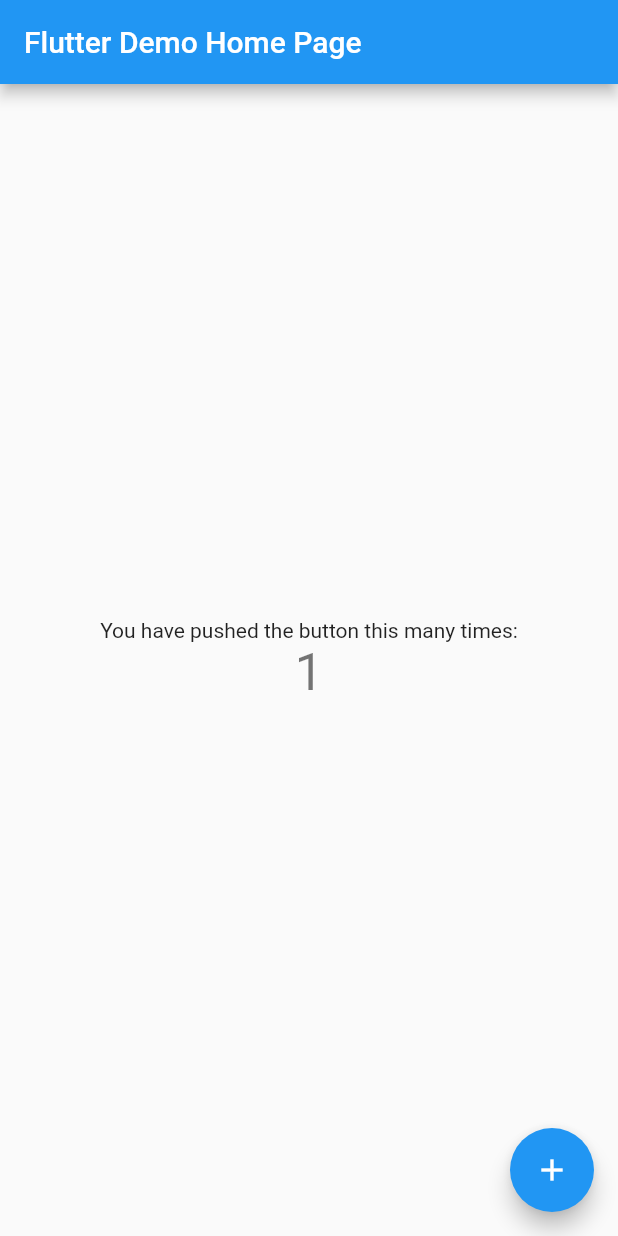
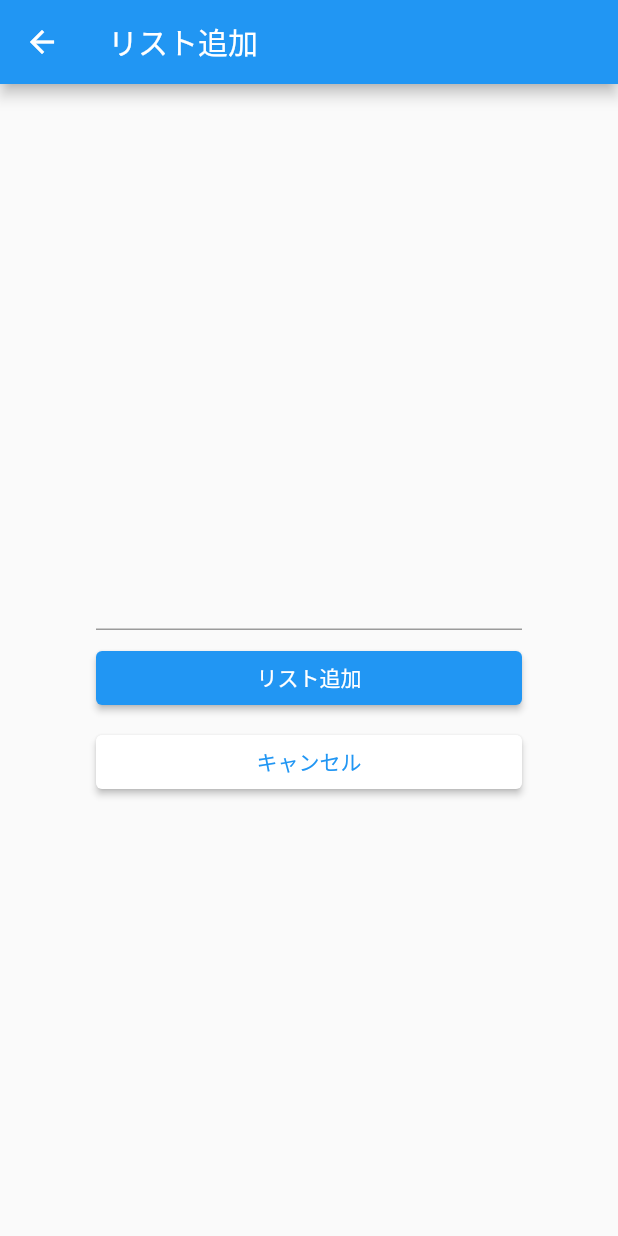
Before and after one commit to yuikoito/flutter_todo_app, a Flutter app: the screen it shows after launch, after a tap on the "add" icon, on a phone screen of 412 x 824 dp. Run offline on Flutter 3.47's test engine with Material 2 defaults, Android fonts, the phone set to English and light mode, and no system bars.

Commit message:
chore: add text box

```diff
--- a/lib/main.dart
+++ b/lib/main.dart
@@ -1,115 +1,142 @@
 import 'package:flutter/material.dart';
 
 void main() {
-  runApp(const MyApp());
+  runApp(const MyTodoApp());
 }
 
-class MyApp extends StatelessWidget {
-  const MyApp({Key? key}) : super(key: key);
+class MyTodoApp extends StatelessWidget {
+  const MyTodoApp({Key? key}) : super(key: key);
 
-  // This widget is the root of your application.
   @override
   Widget build(BuildContext context) {
     return MaterialApp(
-      title: 'Flutter Demo',
+      title: 'Flutter TODO App',
       theme: ThemeData(
-        // This is the theme of your application.
-        //
-        // Try running your application with "flutter run". You'll see the
-        // application has a blue toolbar. Then, without quitting the app, try
-        // changing the primarySwatch below to Colors.green and then invoke
-        // "hot reload" (press "r" in the console where you ran "flutter run",
-        // or simply save your changes to "hot reload" in a Flutter IDE).
-        // Notice that the counter didn't reset back to zero; the application
-        // is not restarted.
         primarySwatch: Colors.blue,
       ),
-      home: const MyHomePage(title: 'Flutter Demo Home Page'),
+      // リスト一覧画面を表示
+      home: const TodoListPage(),
     );
   }
 }
 
-class MyHomePage extends StatefulWidget {
-  const MyHomePage({Key? key, required this.title}) : super(key: key);
-
-  // This widget is the home page of your application. It is stateful, meaning
-  // that it has a State object (defined below) that contains fields that affect
-  // how it looks.
-
-  // This class is the configuration for the state. It holds the values (in this
-  // case the title) provided by the parent (in this case the App widget) and
-  // used by the build method of the State. Fields in a Widget subclass are
-  // always marked "final".
-
-  final String title;
-
-  @override
-  State<MyHomePage> createState() => _MyHomePageState();
-}
-
-class _MyHomePageState extends State<MyHomePage> {
-  int _counter = 0;
-
-  void _incrementCounter() {
-    setState(() {
-      // This call to setState tells the Flutter framework that something has
-      // changed in this State, which causes it to rerun the build method below
-      // so that the display can reflect the updated values. If we changed
-      // _counter without calling setState(), then the build method would not be
-      // called again, and so nothing would appear to happen.
-      _counter++;
-    });
-  }
+class TodoListPage extends StatelessWidget {
+  const TodoListPage({Key? key}) : super(key: key);
 
   @override
   Widget build(BuildContext context) {
-    // This method is rerun every time setState is called, for instance as done
-    // by the _incrementCounter method above.
-    //
-    // The Flutter framework has been optimized to make rerunning build methods
-    // fast, so that you can just rebuild anything that needs updating rather
-    // than having to individually change instances of widgets.
     return Scaffold(
       appBar: AppBar(
-        // Here we take the value from the MyHomePage object that was created by
-        // the App.build method, and use it to set our appbar title.
-        title: Text(widget.title),
+        title: const Text("リスト一覧"),
       ),
-      body: Center(
-        // Center is a layout widget. It takes a single child and positions it
-        // in the middle of the parent.
+      body: ListView(
+        children: const <Widget>[
+          // *** 追加する部分 ***
+          // CardとListTileを使い、簡単に整ったUIを作成
+          Card(
+            child: ListTile(
+              title: Text('ニンジンを買う'),
+            ),
+          ),
+          Card(
+            child: ListTile(
+              title: Text('タマネギを買う'),
+            ),
+          ),
+          Card(
+            child: ListTile(
+              title: Text('ジャガイモを買う'),
+            ),
+          ),
+          Card(
+            child: ListTile(
+              title: Text('カレールーを買う'),
+            ),
+          ),
+        ],
+      ),
+      floatingActionButton: FloatingActionButton(
+        onPressed: () {
+          Navigator.push(
+            context,
+            MaterialPageRoute(builder: (context) => const TodoAddPage()),
+          );
+        },
+        child: const Icon(Icons.add),
+      ),
+    );
+  }
+}
+
+class TodoAddPage extends StatefulWidget {
+  const TodoAddPage({Key? key}) : super(key: key);
+  @override
+  _TodoAddPageState createState() => _TodoAddPageState();
+}
+
+class _TodoAddPageState extends State<TodoAddPage> {
+  // 入力されたテキストをデータとして持つ
+  String _text = '';
+  @override
+  Widget build(BuildContext context) {
+    return Scaffold(
+      appBar: AppBar(
+        title: const Text('リスト追加'),
+      ),
+      body: Container(
+        padding: const EdgeInsets.all(64),
         child: Column(
-          // Column is also a layout widget. It takes a list of children and
-          // arranges them vertically. By default, it sizes itself to fit its
-          // children horizontally, and tries to be as tall as its parent.
-          //
-          // Invoke "debug painting" (press "p" in the console, choose the
-          // "Toggle Debug Paint" action from the Flutter Inspector in Android
-          // Studio, or the "Toggle Debug Paint" command in Visual Studio Code)
-          // to see the wireframe for each widget.
-          //
-          // Column has various properties to control how it sizes itself and
-          // how it positions its children. Here we use mainAxisAlignment to
-          // center the children vertically; the main axis here is the vertical
-          // axis because Columns are vertical (the cross axis would be
-          // horizontal).
           mainAxisAlignment: MainAxisAlignment.center,
           children: <Widget>[
-            const Text(
-              'You have pushed the button this many times:',
+            Text(_text, style: const TextStyle(color: Colors.blue)),
+            const SizedBox(height: 8),
+            SizedBox(
+              // 横幅いっぱいに広げる
+              width: double.infinity,
+              // リスト追加ボタン
+              child: TextField(
+                // 入力されたテキストの値を受け取る（valueが入力されたテキスト）
+                onChanged: (String value) {
+                  // データが変更したことを知らせる（画面を更新する）
+                  setState(() {
+                    // データを変更
+                    _text = value;
+                  });
+                },
+              ),
             ),
-            Text(
-              '$_counter',
-              style: Theme.of(context).textTheme.headline4,
+            const SizedBox(height: 8),
+            SizedBox(
+              // 横幅いっぱいに広げる
+              width: double.infinity,
+              // リスト追加ボタン
+              child: ElevatedButton(
+                onPressed: () {},
+                child:
+                    const Text('リスト追加', style: TextStyle(color: Colors.white)),
+              ),
+            ),
+            const SizedBox(
+              height: 8,
+            ),
+            SizedBox(
+              // 横幅いっぱいに広げる
+              width: double.infinity,
+              // リスト追加ボタン
+              child: ElevatedButton(
+                onPressed: () {
+                  Navigator.of(context).pop();
+                },
+                child:
+                    const Text('キャンセル', style: TextStyle(color: Colors.blue)),
+                style: ElevatedButton.styleFrom(
+                  primary: Colors.white, //ボタンの背景色
+                ),
+              ),
             ),
           ],
         ),
       ),
-      floatingActionButton: FloatingActionButton(
-        onPressed: _incrementCounter,
-        tooltip: 'Increment',
-        child: const Icon(Icons.add),
-      ), // This trailing comma makes auto-formatting nicer for build methods.
     );
   }
 }
```
